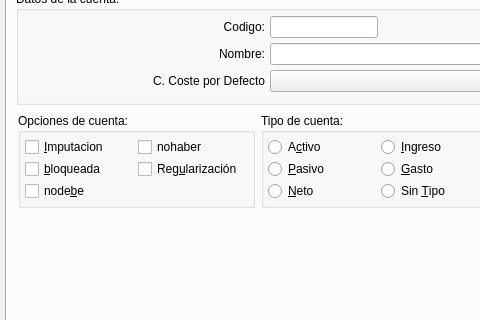
eboladev/Bulmages-1, file bulmages/bulmacont/src/cuentabase.ui: the form before one commit; both pictures show x 0 to 480 and y 106 to 426 of the 760 by 673 pixel window.
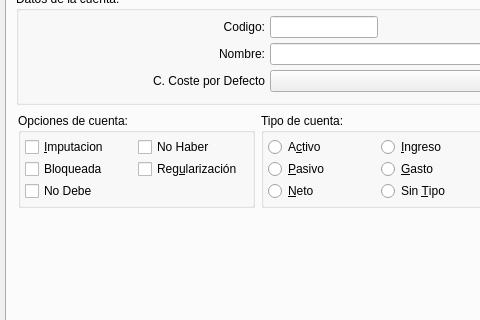
The form after the commit. Icons and pictures are not drawn. Custom widgets are drawn as their Qt base class.

Commit message: Arreglo los textos de la pantalla de cuenta para que los labels aparezcan con Mayusculas y con textos separados.

```diff
--- a/bulmages/bulmacont/src/cuentabase.ui
+++ b/bulmages/bulmacont/src/cuentabase.ui
@@ -287,9 +287,7 @@
    <item>
     <widget class="QTabWidget" name="TabWidget2" >
      <property name="sizePolicy" >
-      <sizepolicy>
-       <hsizetype>7</hsizetype>
-       <vsizetype>7</vsizetype>
+      <sizepolicy vsizetype="Expanding" hsizetype="Expanding" >
        <horstretch>0</horstretch>
        <verstretch>0</verstretch>
       </sizepolicy>
@@ -434,13 +432,25 @@
               <property name="margin" >
                <number>2</number>
               </property>
-              <property name="spacing" >
+              <property name="topMargin" >
+               <number>2</number>
+              </property>
+              <property name="rightMargin" >
+               <number>2</number>
+              </property>
+              <property name="bottomMargin" >
+               <number>2</number>
+              </property>
+              <property name="horizontalSpacing" >
+               <number>2</number>
+              </property>
+              <property name="verticalSpacing" >
                <number>2</number>
               </property>
               <item row="2" column="0" >
                <widget class="QCheckBox" name="mui_nodebe" >
                 <property name="text" >
-                 <string>node&amp;be</string>
+                 <string>No Debe</string>
                 </property>
                 <property name="shortcut" >
                  <string>Alt+B</string>
@@ -450,7 +460,7 @@
               <item row="1" column="0" >
                <widget class="QCheckBox" name="mui_bloqueada" >
                 <property name="text" >
-                 <string>&amp;bloqueada</string>
+                 <string>Bloqueada</string>
                 </property>
                </widget>
               </item>
@@ -464,7 +474,7 @@
               <item row="0" column="1" >
                <widget class="QCheckBox" name="mui_nohaber" >
                 <property name="text" >
-                 <string>nohaber</string>
+                 <string>No Haber</string>
                 </property>
                </widget>
               </item>
```
Left out of the diff: 247 changed lines with no effect on the pictures.
